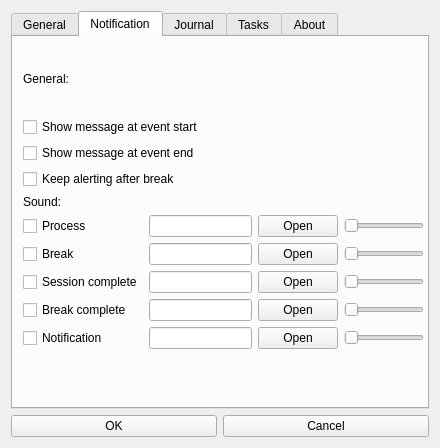
First picture: the form in src/settingsform.ui, repository AlexPuts/TyroTimer, before the edit.
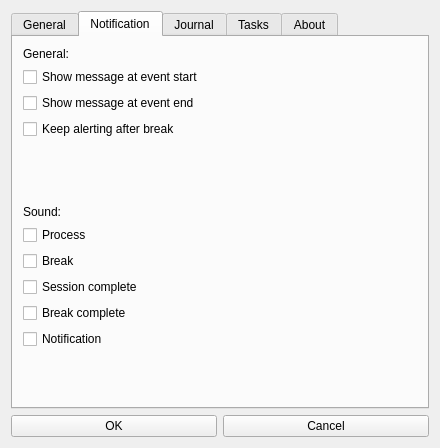
Second picture: the form after the edit. The open tabs and pages were chosen to show the change. Icons and pictures are not drawn.

Diff of the .ui file:
```diff
--- a/src/settingsform.ui
+++ b/src/settingsform.ui
@@ -177,7 +177,7 @@
       <attribute name="title">
        <string>Notification</string>
       </attribute>
-      <widget class="QWidget" name="">
+      <widget class="QWidget" name="layoutWidget">
        <property name="geometry">
         <rect>
          <x>10</x>
@@ -223,6 +223,19 @@
           </item>
          </layout>
         </item>
+        <item>
+         <spacer name="verticalSpacer">
+          <property name="orientation">
+           <enum>Qt::Vertical</enum>
+          </property>
+          <property name="sizeHint" stdset="0">
+           <size>
+            <width>20</width>
+            <height>40</height>
+           </size>
+          </property>
+         </spacer>
+        </item>
         <item>
          <layout class="QVBoxLayout" name="verticalLayout_2">
           <item>
@@ -234,54 +247,6 @@
           </item>
           <item>
            <layout class="QGridLayout" name="gridLayout_3">
-            <item row="0" column="0">
-             <widget class="QCheckBox" name="processSoundChk">
-              <property name="text">
-               <string>Process</string>
-              </property>
-             </widget>
-            </item>
-            <item row="0" column="1">
-             <widget class="QLineEdit" name="lineEdit"/>
-            </item>
-            <item row="0" column="2">
-             <widget class="QPushButton" name="pushButton_2">
-              <property name="text">
-               <string>Open</string>
-              </property>
-             </widget>
-            </item>
-            <item row="0" column="3">
-             <widget class="QSlider" name="horizontalSlider">
-              <property name="orientation">
-               <enum>Qt::Horizontal</enum>
-              </property>
-             </widget>
-            </item>
-            <item row="1" column="0">
-             <widget class="QCheckBox" name="breakSoundChk">
-              <property name="text">
-               <string>Break</string>
-              </property>
-             </widget>
-            </item>
-            <item row="1" column="1">
-             <widget class="QLineEdit" name="lineEdit_2"/>
-            </item>
-            <item row="1" column="2">
-             <widget class="QPushButton" name="pushButton_3">
-              <property name="text">
-               <string>Open</string>
-              </property>
-             </widget>
-            </item>
-            <item row="1" column="3">
-             <widget class="QSlider" name="horizontalSlider_2">
-              <property name="orientation">
-               <enum>Qt::Horizontal</enum>
-              </property>
-             </widget>
-            </item>
             <item row="2" column="0">
              <widget class="QCheckBox" name="completeSoundChk">
               <property name="text">
@@ -289,23 +254,6 @@
               </property>
              </widget>
             </item>
-            <item row="2" column="1">
-             <widget class="QLineEdit" name="lineEdit_3"/>
-            </item>
-            <item row="2" column="2">
-             <widget class="QPushButton" name="pushButton_4">
-              <property name="text">
-               <string>Open</string>
-              </property>
-             </widget>
-            </item>
-            <item row="2" column="3">
-             <widget class="QSlider" name="horizontalSlider_3">
-              <property name="orientation">
-               <enum>Qt::Horizontal</enum>
-              </property>
-             </widget>
-            </item>
             <item row="3" column="0">
              <widget class="QCheckBox" name="bcompleteSoundChk">
               <property name="text">
@@ -313,23 +261,6 @@
               </property>
              </widget>
             </item>
-            <item row="3" column="1">
-             <widget class="QLineEdit" name="lineEdit_4"/>
-            </item>
-            <item row="3" column="2">
-             <widget class="QPushButton" name="pushButton_5">
-              <property name="text">
-               <string>Open</string>
-              </property>
-             </widget>
-            </item>
-            <item row="3" column="3">
-             <widget class="QSlider" name="horizontalSlider_4">
-              <property name="orientation">
-               <enum>Qt::Horizontal</enum>
-              </property>
-             </widget>
-            </item>
             <item row="4" column="0">
              <widget class="QCheckBox" name="notificationChk">
               <property name="text">
@@ -337,20 +268,17 @@
               </property>
              </widget>
             </item>
-            <item row="4" column="1">
-             <widget class="QLineEdit" name="lineEdit_5"/>
-            </item>
-            <item row="4" column="2">
-             <widget class="QPushButton" name="pushButton">
+            <item row="0" column="0">
+             <widget class="QCheckBox" name="processSoundChk">
               <property name="text">
-               <string>Open</string>
+               <string>Process</string>
               </property>
              </widget>
             </item>
-            <item row="4" column="3">
-             <widget class="QSlider" name="horizontalSlider_5">
-              <property name="orientation">
-               <enum>Qt::Horizontal</enum>
+            <item row="1" column="0">
+             <widget class="QCheckBox" name="breakSoundChk">
+              <property name="text">
+               <string>Break</string>
               </property>
              </widget>
             </item>
```
Left out of the diff: 6 changed lines with no effect on the pictures.
